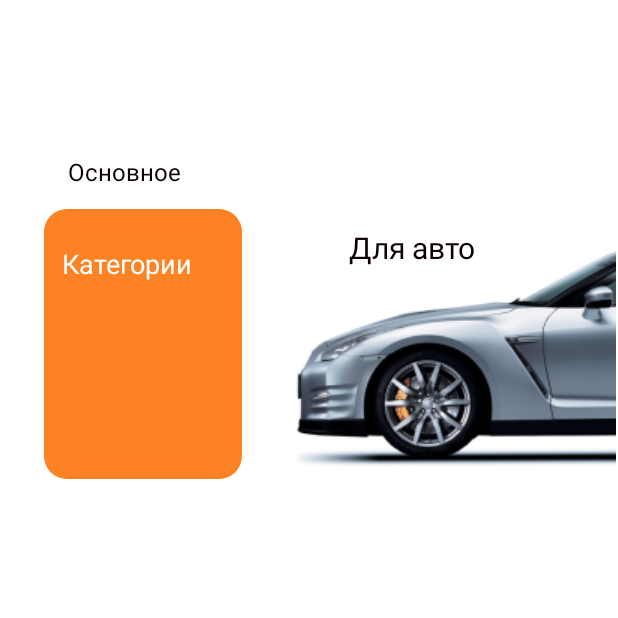
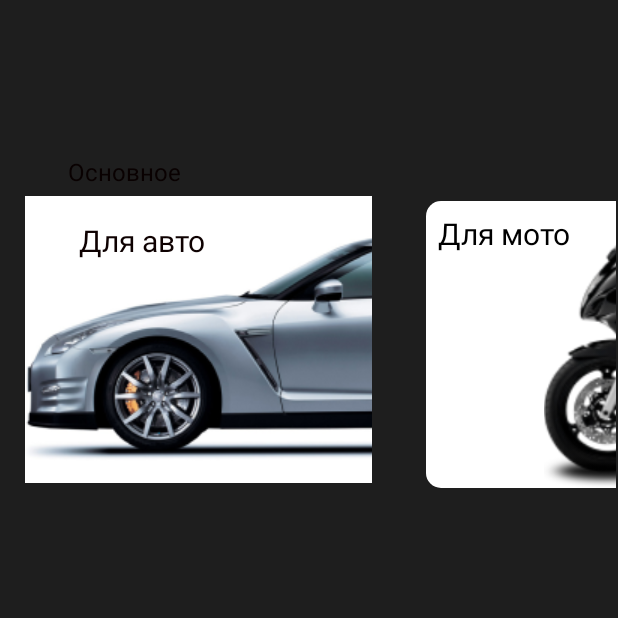
Before and after one commit to RAtatyi123/Ozondva, an Android app: the screen it shows after launch (MainActivity), on a phone screen of 412 x 824 dp, the top half of it. Run offline under Robolectric (Android 15) with nearby library versions, the light colour scheme and no system bars.

Commit message:
Сделал основу2

```diff
--- a/app/src/main/java/com/example/ozonzonzon/MainActivity.kt
+++ b/app/src/main/java/com/example/ozonzonzon/MainActivity.kt
@@ -8,20 +8,12 @@ import android.view.View.OnClickListener
 import android.widget.ImageButton
 
 
-lateinit var buttonima : ImageButton
+
 
 class MainActivity : AppCompatActivity() {
     override fun onCreate(savedInstanceState: Bundle?) {
         super.onCreate(savedInstanceState)
         setContentView(R.layout.activity_main)
-
-
-
-
-
-
-
-
 
     }
 
--- a/app/src/main/res/layout/activity_main.xml
+++ b/app/src/main/res/layout/activity_main.xml
@@ -4,7 +4,7 @@
     xmlns:tools="http://schemas.android.com/tools"
     android:layout_width="match_parent"
     android:layout_height="match_parent"
-    android:background="@color/white"
+    android:background="#1E1E1E"
     tools:context=".MainActivity">
 
 
@@ -51,34 +51,17 @@
                         android:layout_width="wrap_content"
                         android:layout_height="match_parent">
 
-
-                        <ImageButton
-                            android:id="@+id/imageButton"
-                            android:layout_width="132dp"
-                            android:layout_height="180dp"
-                            android:layout_marginStart="28dp"
-                            android:layout_marginTop="4dp"
-                            android:background="@color/white"
-                            android:onClick="hendselector"
-                            app:layout_constraintBottom_toBottomOf="parent"
-                            app:layout_constraintStart_toStartOf="parent"
-                            app:layout_constraintTop_toTopOf="@+id/imageButton3"
-                            app:layout_constraintVertical_bias="0.0"
-                            app:srcCompat="@drawable/background" />
-
                         <ImageButton
                             android:id="@+id/imageButton3"
                             android:layout_width="231dp"
                             android:layout_height="191dp"
-
-                            android:layout_marginStart="35dp"
-                            android:background="@color/material_dynamic_neutral60"
+                            android:layout_marginStart="15dp"
+                            android:background="@drawable/zalivka"
                             android:contentDescription="@string/app_name"
-                            android:onClick="hendselector"
-                            app:layout_constraintBottom_toBottomOf="parent"
-                            app:layout_constraintStart_toEndOf="@+id/imageButton"
+                            app:layout_constraintStart_toStartOf="parent"
                             app:layout_constraintTop_toTopOf="parent"
-                            app:srcCompat="@drawable/nissan" />
+                            app:srcCompat="@drawable/nissan"
+                            tools:ignore="DuplicateSpeakableTextCheck" />
 
                         <ImageButton
                             android:id="@+id/imageButton4"
@@ -87,8 +70,6 @@
                             android:layout_marginStart="36dp"
                             android:background="@drawable/zalivka"
                             android:contentDescription="@string/app_name"
-                            android:foregroundGravity="right"
-                            android:onClick="hendselector"
                             android:scaleType="fitEnd"
                             app:layout_constraintBottom_toBottomOf="parent"
                             app:layout_constraintStart_toEndOf="@+id/imageButton3"
@@ -103,7 +84,6 @@
                             android:layout_marginStart="35dp"
                             android:background="@drawable/zalivka"
                             android:contentDescription="@string/app_name"
-                            android:onClick="hendselector"
                             android:scaleType="fitEnd"
                             app:layout_constraintStart_toEndOf="@+id/imageButton4"
                             app:layout_constraintTop_toTopOf="@+id/imageButton4"
@@ -145,17 +125,6 @@
                             app:layout_constraintStart_toStartOf="@+id/imageButton5"
                             app:layout_constraintTop_toTopOf="@+id/imageButton5" />
 
-                        <TextView
-                            android:id="@+id/textView6"
-                            android:layout_width="wrap_content"
-                            android:layout_height="wrap_content"
-                            android:layout_marginStart="40dp"
-                            android:layout_marginTop="24dp"
-                            android:text="Категории"
-                            android:textColor="@color/white"
-                            android:textSize="18sp"
-                            app:layout_constraintStart_toStartOf="parent"
-                            app:layout_constraintTop_toTopOf="@+id/imageButton" />
                     </androidx.constraintlayout.widget.ConstraintLayout>
                 </HorizontalScrollView>
 
```
